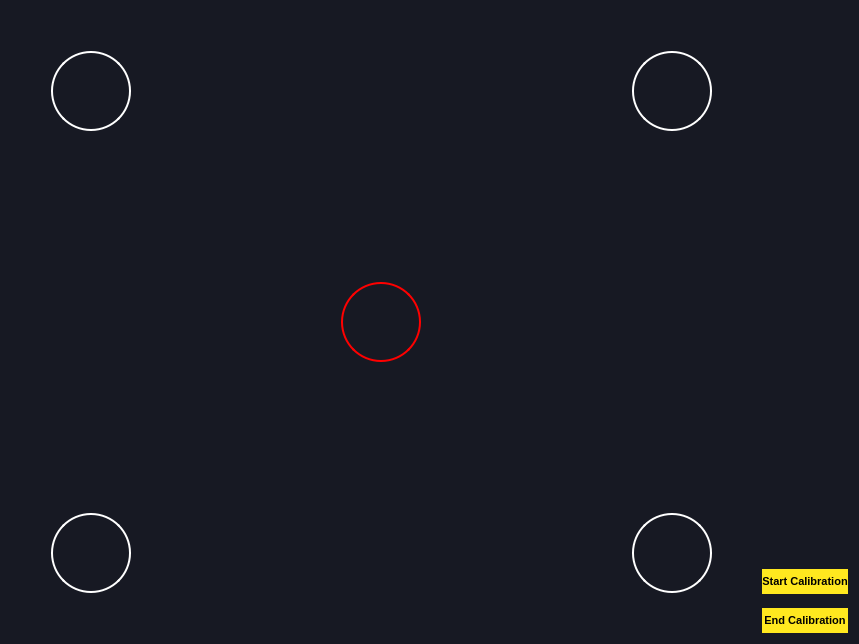
Before: the Qt Designer form ui/fullScreenCalibrationOverlay.ui in MartinRapcan/EyeTracking, drawn with Qt 5.
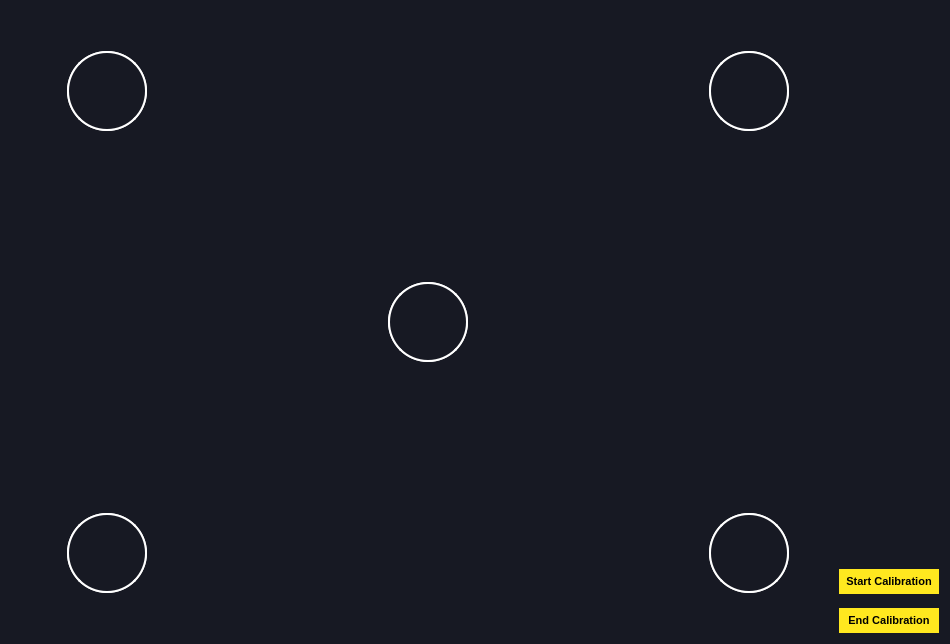
After: the same form once the commit is applied.

Commit message: feat: changed style logic and calibration points

The edit to the form file:
```diff
--- a/ui/fullScreenCalibrationOverlay.ui
+++ b/ui/fullScreenCalibrationOverlay.ui
@@ -6,7 +6,7 @@
    <rect>
     <x>0</x>
     <y>0</y>
-    <width>859</width>
+    <width>950</width>
     <height>644</height>
    </rect>
   </property>
@@ -28,49 +28,7 @@
        </property>
        <item>
         <layout class="QGridLayout" name="gridLayout_4">
-         <item row="1" column="1">
-          <widget class="QLabel" name="topLeft">
-           <property name="minimumSize">
-            <size>
-             <width>80</width>
-             <height>80</height>
-            </size>
-           </property>
-           <property name="maximumSize">
-            <size>
-             <width>80</width>
-             <height>80</height>
-            </size>
-           </property>
-           <property name="styleSheet">
-            <string notr="true">QLabel {
-border: 2px solid white;
- border-radius: 40px;
-}
-</string>
-           </property>
-           <property name="text">
-            <string/>
-           </property>
-          </widget>
-         </item>
-         <item row="3" column="0">
-          <spacer name="horizontalSpacer_5">
-           <property name="orientation">
-            <enum>Qt::Horizontal</enum>
-           </property>
-           <property name="sizeType">
-            <enum>QSizePolicy::Expanding</enum>
-           </property>
-           <property name="sizeHint" stdset="0">
-            <size>
-             <width>40</width>
-             <height>20</height>
-            </size>
-           </property>
-          </spacer>
-         </item>
-         <item row="0" column="1">
+         <item row="0" column="2">
           <spacer name="verticalSpacer_7">
            <property name="orientation">
             <enum>Qt::Vertical</enum>
@@ -86,34 +44,8 @@
            </property>
           </spacer>
          </item>
-         <item row="3" column="1">
-          <widget class="QLabel" name="bottomLeft">
-           <property name="minimumSize">
-            <size>
-             <width>80</width>
-             <height>80</height>
-            </size>
-           </property>
-           <property name="maximumSize">
-            <size>
-             <width>80</width>
-             <height>80</height>
-            </size>
-           </property>
-           <property name="styleSheet">
-            <string notr="true">QLabel {
-border: 2px solid white;
- border-radius: 40px;
-}
-</string>
-           </property>
-           <property name="text">
-            <string/>
-           </property>
-          </widget>
-         </item>
-         <item row="1" column="0">
-          <spacer name="horizontalSpacer_4">
+         <item row="3" column="0">
+          <spacer name="horizontalSpacer_5">
            <property name="orientation">
             <enum>Qt::Horizontal</enum>
            </property>
@@ -128,7 +60,7 @@
            </property>
           </spacer>
          </item>
-         <item row="2" column="1">
+         <item row="2" column="2">
           <spacer name="verticalSpacer_6">
            <property name="orientation">
             <enum>Qt::Vertical</enum>
@@ -141,7 +73,7 @@
            </property>
           </spacer>
          </item>
-         <item row="4" column="1">
+         <item row="4" column="2">
           <spacer name="verticalSpacer_8">
            <property name="orientation">
             <enum>Qt::Vertical</enum>
@@ -157,14 +89,132 @@
            </property>
           </spacer>
          </item>
+         <item row="1" column="0">
+          <spacer name="horizontalSpacer_4">
+           <property name="orientation">
+            <enum>Qt::Horizontal</enum>
+           </property>
+           <property name="sizeType">
+            <enum>QSizePolicy::Expanding</enum>
+           </property>
+           <property name="sizeHint" stdset="0">
+            <size>
+             <width>40</width>
+             <height>20</height>
+            </size>
+           </property>
+          </spacer>
+         </item>
+         <item row="3" column="2">
+          <widget class="QWidget" name="bottomLeftWidget" native="true">
+           <property name="minimumSize">
+            <size>
+             <width>80</width>
+             <height>80</height>
+            </size>
+           </property>
+           <property name="maximumSize">
+            <size>
+             <width>80</width>
+             <height>80</height>
+            </size>
+           </property>
+           <property name="styleSheet">
+            <string notr="true">QWidget {
+border: 2px solid white;
+ border-radius: 40px;
+}
+</string>
+           </property>
+           <widget class="QLabel" name="bottomLeft">
+            <property name="geometry">
+             <rect>
+              <x>0</x>
+              <y>0</y>
+              <width>80</width>
+              <height>80</height>
+             </rect>
+            </property>
+            <property name="minimumSize">
+             <size>
+              <width>80</width>
+              <height>80</height>
+             </size>
+            </property>
+            <property name="maximumSize">
+             <size>
+              <width>80</width>
+              <height>80</height>
+             </size>
+            </property>
+            <property name="styleSheet">
+             <string notr="true"/>
+            </property>
+            <property name="text">
+             <string/>
+            </property>
+           </widget>
+          </widget>
+         </item>
+         <item row="1" column="2">
+          <widget class="QWidget" name="topLeftWidget" native="true">
+           <property name="minimumSize">
+            <size>
+             <width>80</width>
+             <height>80</height>
+            </size>
+           </property>
+           <property name="maximumSize">
+            <size>
+             <width>80</width>
+             <height>80</height>
+            </size>
+           </property>
+           <property name="styleSheet">
+            <string notr="true">QWidget {
+border: 2px solid white;
+ border-radius: 40px;
+}
+</string>
+           </property>
+           <widget class="QLabel" name="topLeft">
+            <property name="geometry">
+             <rect>
+              <x>0</x>
+              <y>0</y>
+              <width>80</width>
+              <height>80</height>
+             </rect>
+            </property>
+            <property name="minimumSize">
+             <size>
+              <width>80</width>
+              <height>80</height>
+             </size>
+            </property>
+            <property name="maximumSize">
+             <size>
+              <width>80</width>
+              <height>80</height>
+             </size>
+            </property>
+            <property name="styleSheet">
+             <string notr="true"/>
+            </property>
+            <property name="text">
+             <string/>
+            </property>
+           </widget>
+          </widget>
+         </item>
         </layout>
        </item>
        <item>
-        <layout class="QGridLayout" name="gridLayout_6" rowstretch="0,0,0" columnstretch="0,0,0">
+        <layout class="QGridLayout" name="gridLayout_6" rowstretch="0,0,0" columnstretch="0,0,0,0">
          <property name="sizeConstraint">
           <enum>QLayout::SetDefaultConstraint</enum>
          </property>
-         <item row="1" column="2">
+         <item row="1" column="3">
           <spacer name="horizontalSpacer_8">
            <property name="orientation">
             <enum>Qt::Horizontal</enum>
@@ -180,7 +230,7 @@
            </property>
           </spacer>
          </item>
-         <item row="2" column="1">
+         <item row="2" column="2">
           <spacer name="verticalSpacer_11">
            <property name="orientation">
             <enum>Qt::Vertical</enum>
@@ -193,33 +243,7 @@
            </property>
           </spacer>
          </item>
-         <item row="1" column="1">
-          <widget class="QLabel" name="middle">
-           <property name="minimumSize">
-            <size>
-             <width>80</width>
-             <height>80</height>
-            </size>
-           </property>
-           <property name="maximumSize">
-            <size>
-             <width>80</width>
-             <height>80</height>
-            </size>
-           </property>
-           <property name="styleSheet">
-            <string notr="true">QLabel {
-border: 2px solid red;
- border-radius: 40px;
-}
-</string>
-           </property>
-           <property name="text">
-            <string/>
-           </property>
-          </widget>
-         </item>
-         <item row="0" column="1">
+         <item row="0" column="2">
           <spacer name="verticalSpacer_10">
            <property name="orientation">
             <enum>Qt::Vertical</enum>
@@ -248,6 +272,57 @@
            </property>
           </spacer>
          </item>
+         <item row="1" column="2">
+          <widget class="QWidget" name="middleWidget" native="true">
+           <property name="minimumSize">
+            <size>
+             <width>80</width>
+             <height>80</height>
+            </size>
+           </property>
+           <property name="maximumSize">
+            <size>
+             <width>80</width>
+             <height>80</height>
+            </size>
+           </property>
+           <property name="styleSheet">
+            <string notr="true">QWidget {
+border: 2px solid white;
+ border-radius: 40px;
+}
+</string>
+           </property>
+           <widget class="QLabel" name="middle">
+            <property name="geometry">
+             <rect>
+              <x>0</x>
+              <y>0</y>
+              <width>80</width>
+              <height>80</height>
+             </rect>
+            </property>
+            <property name="minimumSize">
+             <size>
+              <width>80</width>
+              <height>80</height>
+             </size>
+            </property>
+            <property name="maximumSize">
+             <size>
+              <width>80</width>
+              <height>80</height>
+             </size>
+            </property>
+            <property name="styleSheet">
+             <string notr="true"/>
+            </property>
+            <property name="text">
+             <string/>
+            </property>
+           </widget>
+          </widget>
+         </item>
         </layout>
        </item>
        <item>
@@ -297,59 +372,20 @@
            </property>
           </spacer>
          </item>
-         <item row="1" column="0">
-          <widget class="QLabel" name="topRight">
-           <property name="minimumSize">
-            <size>
-             <width>80</width>
-             <height>80</height>
-            </size>
+         <item row="2" column="0">
+          <spacer name="verticalSpacer">
+           <property name="orientation">
+            <enum>Qt::Vertical</enum>
            </property>
-           <property name="maximumSize">
+           <property name="sizeHint" stdset="0">
             <size>
-             <width>80</width>
-             <height>80</height>
+             <width>20</width>
+             <height>40</height>
             </size>
            </property>
-           <property name="styleSheet">
-            <string notr="true">QLabel {
-border: 2px solid white;
- border-radius: 40px;
-}
-</string>
-           </property>
-           <property name="text">
-            <string/>
-           </property>
-          </widget>
+          </spacer>
          </item>
-         <item row="3" column="0">
-          <widget class="QLabel" name="bottomRight">
-           <property name="minimumSize">
-            <size>
-             <width>80</width>
-             <height>80</height>
-            </size>
-           </property>
-           <property name="maximumSize">
-            <size>
-             <width>80</width>
-             <height>80</height>
-            </size>
-           </property>
-           <property name="styleSheet">
-            <string notr="true">QLabel {
-border: 2px solid white;
- border-radius: 40px;
-}
-</string>
-           </property>
-           <property name="text">
-            <string/>
-           </property>
-          </widget>
-         </item>
-         <item row="1" column="1">
+         <item row="1" column="3">
           <spacer name="horizontalSpacer_6">
            <property name="orientation">
             <enum>Qt::Horizontal</enum>
@@ -365,7 +401,7 @@
            </property>
           </spacer>
          </item>
-         <item row="3" column="1">
+         <item row="3" column="3">
           <spacer name="horizontalSpacer_7">
            <property name="orientation">
             <enum>Qt::Horizontal</enum>
@@ -381,6 +417,124 @@
            </property>
           </spacer>
          </item>
+         <item row="0" column="0">
+          <spacer name="verticalSpacer_2">
+           <property name="orientation">
+            <enum>Qt::Vertical</enum>
+           </property>
+           <property name="sizeType">
+            <enum>QSizePolicy::Fixed</enum>
+           </property>
+           <property name="sizeHint" stdset="0">
+            <size>
+             <width>20</width>
+             <height>40</height>
+            </size>
+           </property>
+          </spacer>
+         </item>
+         <item row="3" column="0">
+          <widget class="QWidget" name="bottomRightWidget" native="true">
+           <property name="minimumSize">
+            <size>
+             <width>80</width>
+             <height>80</height>
+            </size>
+           </property>
+           <property name="maximumSize">
+            <size>
+             <width>80</width>
+             <height>80</height>
+            </size>
+           </property>
+           <property name="styleSheet">
+            <string notr="true">QWidget {
+border: 2px solid white;
+ border-radius: 40px;
+}
+</string>
+           </property>
+           <widget class="QLabel" name="bottomRight">
+            <property name="geometry">
+             <rect>
+              <x>0</x>
+              <y>0</y>
+              <width>80</width>
+              <height>80</height>
+             </rect>
+            </property>
+            <property name="minimumSize">
+             <size>
+              <width>80</width>
+              <height>80</height>
+             </size>
+            </property>
+            <property name="maximumSize">
+             <size>
+              <width>80</width>
+              <height>80</height>
+             </size>
+            </property>
+            <property name="styleSheet">
+             <string notr="true"/>
+            </property>
+            <property name="text">
+             <string/>
+            </property>
+           </widget>
+          </widget>
+         </item>
+         <item row="1" column="0">
+          <widget class="QWidget" name="topRightWidget" native="true">
+           <property name="minimumSize">
+            <size>
+             <width>80</width>
+             <height>80</height>
+            </size>
+           </property>
+           <property name="maximumSize">
+            <size>
+             <width>80</width>
+             <height>80</height>
+            </size>
+           </property>
+           <property name="styleSheet">
+            <string notr="true">QWidget {
+border: 2px solid white;
+ border-radius: 40px;
+}
+</string>
+           </property>
+           <widget class="QLabel" name="topRight">
+            <property name="geometry">
+             <rect>
+              <x>0</x>
+              <y>0</y>
+              <width>80</width>
+              <height>80</height>
+             </rect>
+            </property>
+            <property name="minimumSize">
+             <size>
+              <width>80</width>
+              <height>80</height>
+             </size>
+            </property>
+            <property name="maximumSize">
+             <size>
+              <width>80</width>
+              <height>80</height>
+             </size>
+            </property>
+            <property name="styleSheet">
+             <string notr="true"/>
+            </property>
+            <property name="text">
+             <string/>
+            </property>
+           </widget>
+          </widget>
+         </item>
         </layout>
        </item>
        <item>
@@ -400,7 +554,7 @@
              </property>
              <property name="minimumSize">
               <size>
-               <width>0</width>
+               <width>100</width>
                <height>25</height>
               </size>
              </property>
@@ -438,7 +592,7 @@
             <widget class="QPushButton" name="endCalibration">
              <property name="minimumSize">
               <size>
-               <width>0</width>
+               <width>100</width>
                <height>25</height>
               </size>
              </property>
```
Left out of the diff: 29 changed lines with no effect on the pictures. The commit also changes 3 other files.
